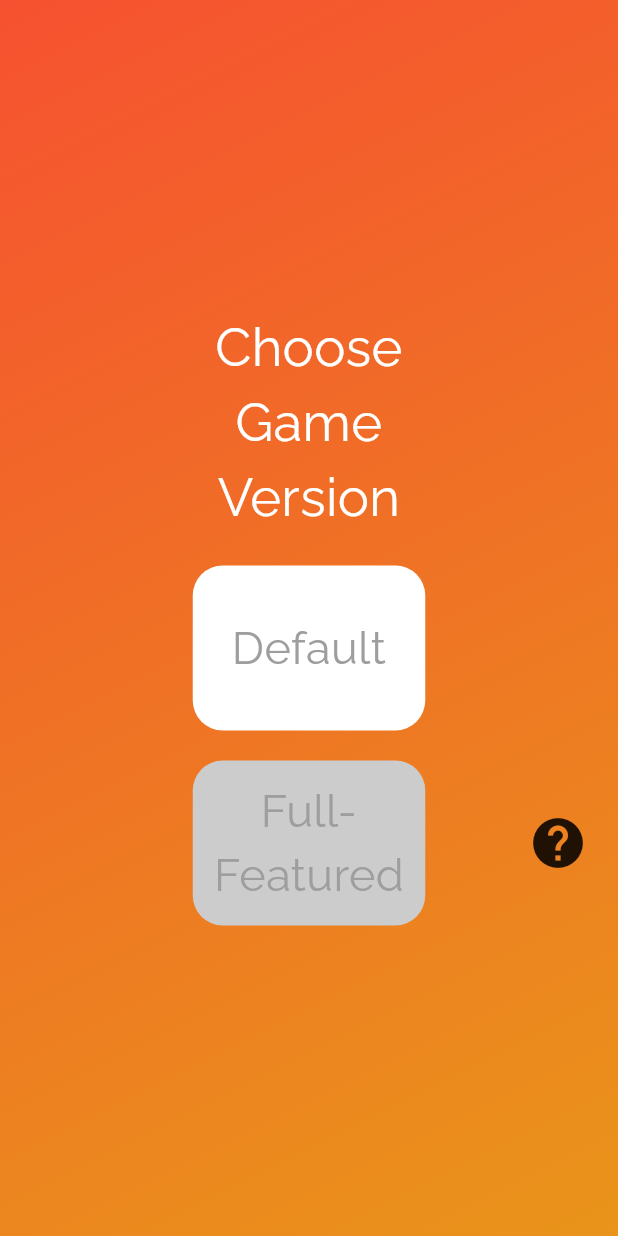
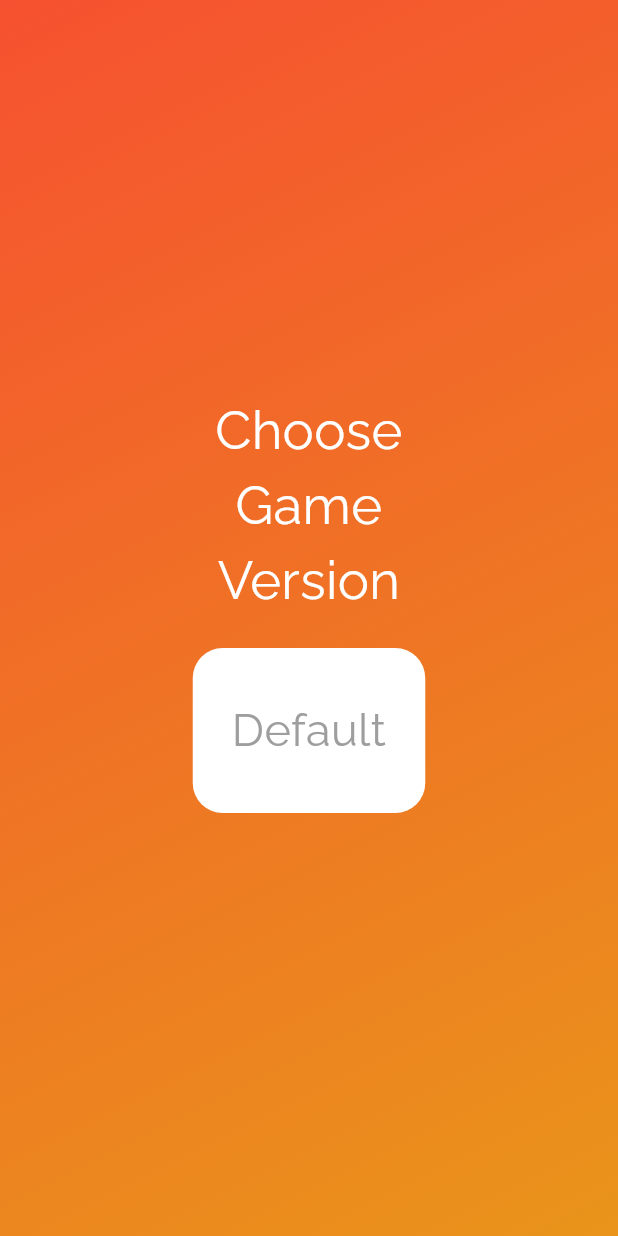
Before and after one commit to bowtiedalien/color-game, a Flutter app: the screen it shows after launch, on a phone screen of 412 x 824 dp. Run offline on Flutter 3.47's test engine with Material 3 defaults, Android fonts, the light colour scheme and no system bars; our stand-ins replace audioplayers, confetti, shared_preferences; project files that could hold a hidden picture were left out.

Commit message:
remove full featured option from main branch

```diff
--- a/lib/screens/game_mode.dart
+++ b/lib/screens/game_mode.dart
@@ -5,7 +5,6 @@ import 'package:provider/provider.dart';
 import '../screens/start_screen.dart';
 import '../styles.dart';
 import 'package:flutter/material.dart';
-
 import '../app_localizations.dart';
 
 class GameMode extends StatefulWidget {
@@ -113,67 +112,67 @@ class _GameModeState extends State<GameMode> {
               Container(
                 height: 20,
               ),
-              Row(
-                mainAxisAlignment: MainAxisAlignment.spaceBetween,
-                children: [
-                  GestureDetector(
-                    behavior: HitTestBehavior.translucent,
-                    onTap: () {
-                      // Navigator.pushNamed(context, startScreenRoute,
-                      //     arguments: StartScreen(
-                      //       currentScreen: 'home',
-                      //       mode: 2,
-                      //     ));
-                    },
-                    child: Padding(
-                      padding: currentLocale.languageCode == 'en'
-                          ? EdgeInsets.only(
-                              left:
-                                  MediaQuery.of(context).size.width / 2 - 77.5)
-                          : EdgeInsets.only(
-                              right:
-                                  MediaQuery.of(context).size.width / 2 - 77.5),
-                      child: Container(
-                        height: 110,
-                        width: 155,
-                        decoration: BoxDecoration(
-                            color: Color(0xffcccccc),
-                            borderRadius: BorderRadius.circular(20)),
-                        child: Align(
-                          alignment: Alignment.center,
-                          child: Text(
-                            AppLocalizations.of(context)!
-                                .translate('FullFeatured')!,
-                            style: rockwellReg30,
-                            textAlign: TextAlign.center,
-                          ),
-                        ),
-                      ),
-                    ),
-                  ),
-                  GestureDetector(
-                    onTap: () {
-                      final dynamic _tooltip = _tooltipKey.currentState;
-                      _tooltip.ensureTooltipVisible();
-                    },
-                    child: Tooltip(
-                      key: _tooltipKey,
-                      message: AppLocalizations.of(context)!
-                          .translate("GameModeTooltipText")!,
-                      height: 30,
-                      margin: EdgeInsets.fromLTRB(20, 0, 20, 0),
-                      padding: EdgeInsets.all(10),
-                      textStyle: TextStyle(fontSize: 15, color: Colors.white),
-                      showDuration: Duration(seconds: 30),
-                      child: Container(
-                        margin: EdgeInsets.only(right: 20, left: 20),
-                        child:
-                            Icon(Icons.help, size: 40, color: Colors.black87),
-                      ),
-                    ),
-                  ),
-                ],
-              ),
+              // Row(
+              //   mainAxisAlignment: MainAxisAlignment.spaceBetween,
+              //   children: [
+              //     GestureDetector(
+              //       behavior: HitTestBehavior.translucent,
+              //       onTap: () {
+              //         // Navigator.pushNamed(context, startScreenRoute,
+              //         //     arguments: StartScreen(
+              //         //       currentScreen: 'home',
+              //         //       mode: 2,
+              //         //     ));
+              //       },
+              //       child: Padding(
+              //         padding: currentLocale.languageCode == 'en'
+              //             ? EdgeInsets.only(
+              //                 left:
+              //                     MediaQuery.of(context).size.width / 2 - 77.5)
+              //             : EdgeInsets.only(
+              //                 right:
+              //                     MediaQuery.of(context).size.width / 2 - 77.5),
+              //         child: Container(
+              //           height: 110,
+              //           width: 155,
+              //           decoration: BoxDecoration(
+              //               color: Color(0xffcccccc),
+              //               borderRadius: BorderRadius.circular(20)),
+              //           child: Align(
+              //             alignment: Alignment.center,
+              //             child: Text(
+              //               AppLocalizations.of(context)!
+              //                   .translate('FullFeatured')!,
+              //               style: rockwellReg30,
+              //               textAlign: TextAlign.center,
+              //             ),
+              //           ),
+              //         ),
+              //       ),
+              //     ),
+              //     GestureDetector(
+              //       onTap: () {
+              //         final dynamic _tooltip = _tooltipKey.currentState;
+              //         _tooltip.ensureTooltipVisible();
+              //       },
+              //       child: Tooltip(
+              //         key: _tooltipKey,
+              //         message: AppLocalizations.of(context)!
+              //             .translate("GameModeTooltipText")!,
+              //         height: 30,
+              //         margin: EdgeInsets.fromLTRB(20, 0, 20, 0),
+              //         padding: EdgeInsets.all(10),
+              //         textStyle: TextStyle(fontSize: 15, color: Colors.white),
+              //         showDuration: Duration(seconds: 30),
+              //         child: Container(
+              //           margin: EdgeInsets.only(right: 20, left: 20),
+              //           child:
+              //               Icon(Icons.help, size: 40, color: Colors.black87),
+              //         ),
+              //       ),
+              //     ),
+              //   ],
+              // ),
             ],
           ),
         ),
```
